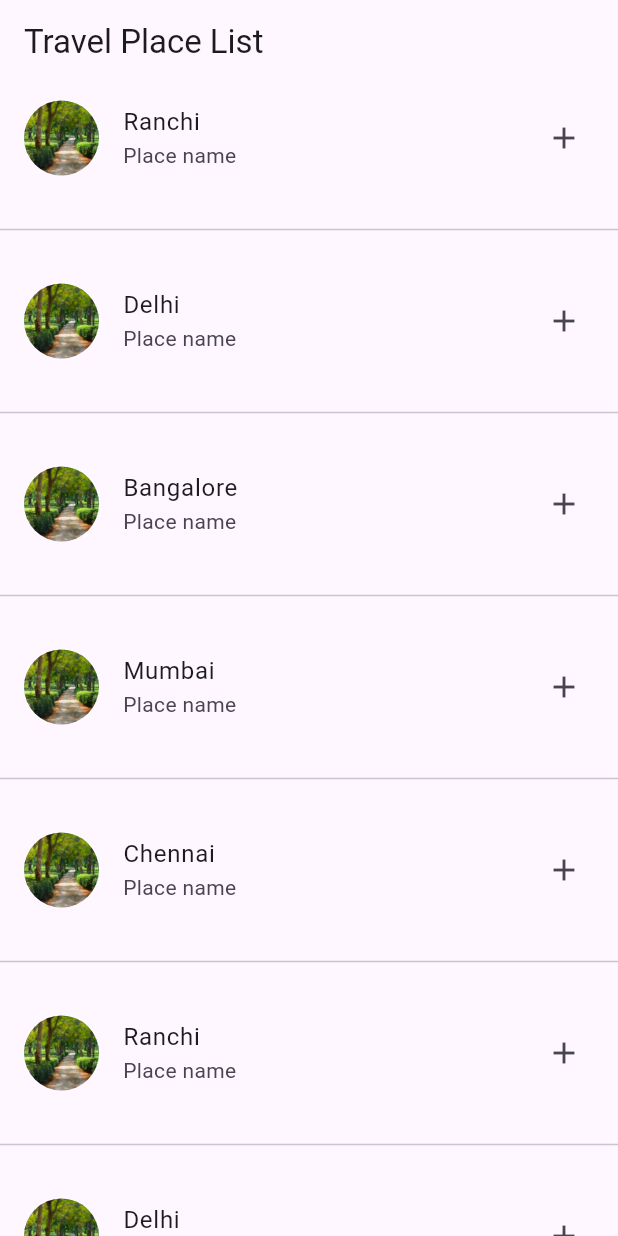
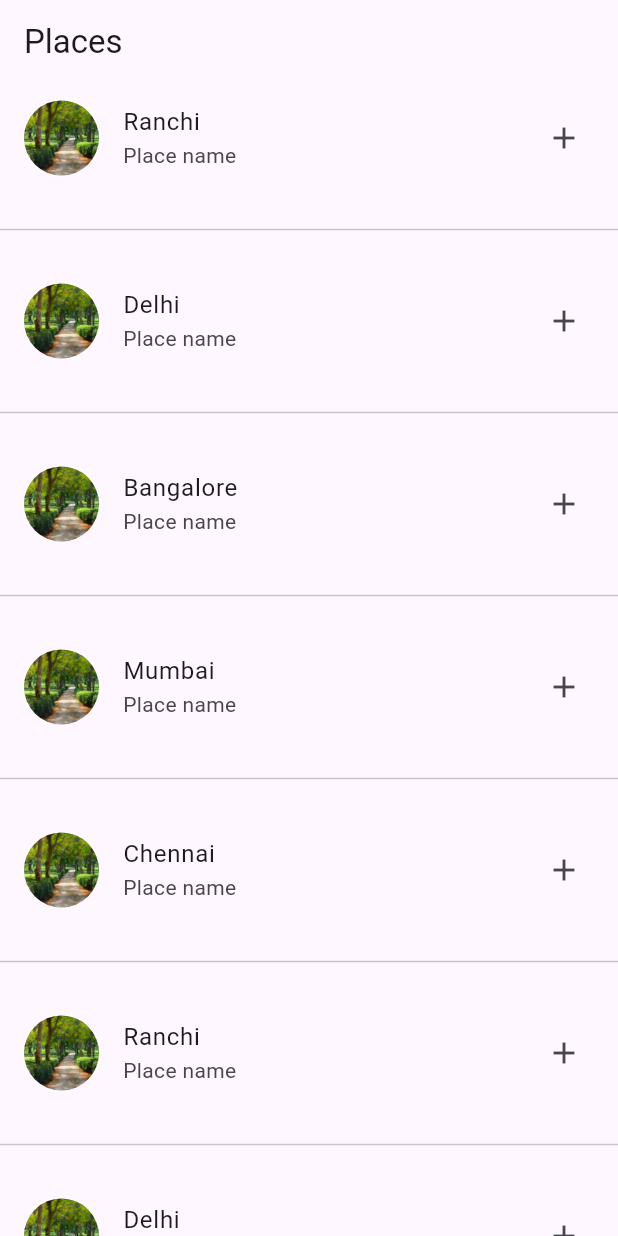
Before and after one commit to Mantosh123/Flutter_SampleProject1, a Flutter app: the screen it shows after launch, on a phone screen of 412 x 824 dp. Run offline on Flutter 3.47's test engine with Material 3 defaults, Android fonts, the phone set to English and light mode, and no system bars.

Commit message:
Change some minor issue.

```diff
--- a/traval_app/lib/main.dart
+++ b/traval_app/lib/main.dart
@@ -40,7 +40,7 @@ class _MyHomePageState extends State<MyHomePage> {
     return Scaffold(
       appBar: AppBar(
 
-        title: Text("Travel Place List"),
+        title: Text("Places"),
       ),
       body:ListView.separated(itemBuilder: (context,index) {
 
```
